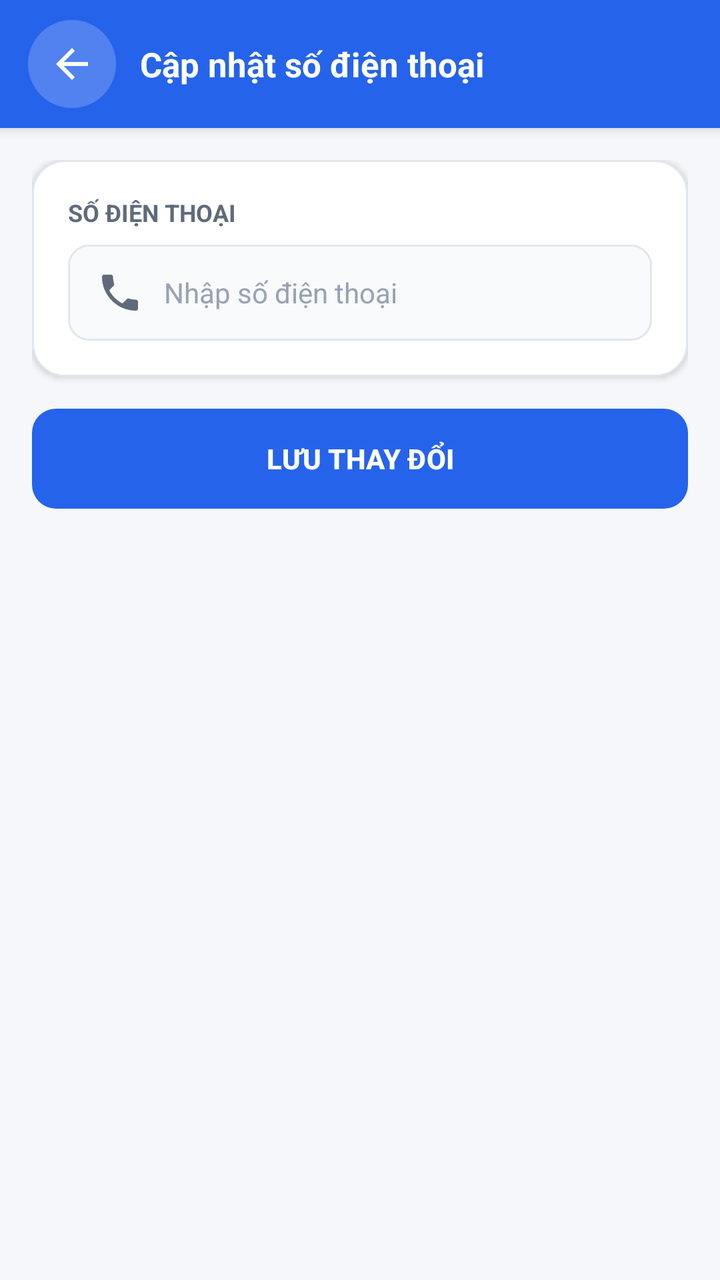
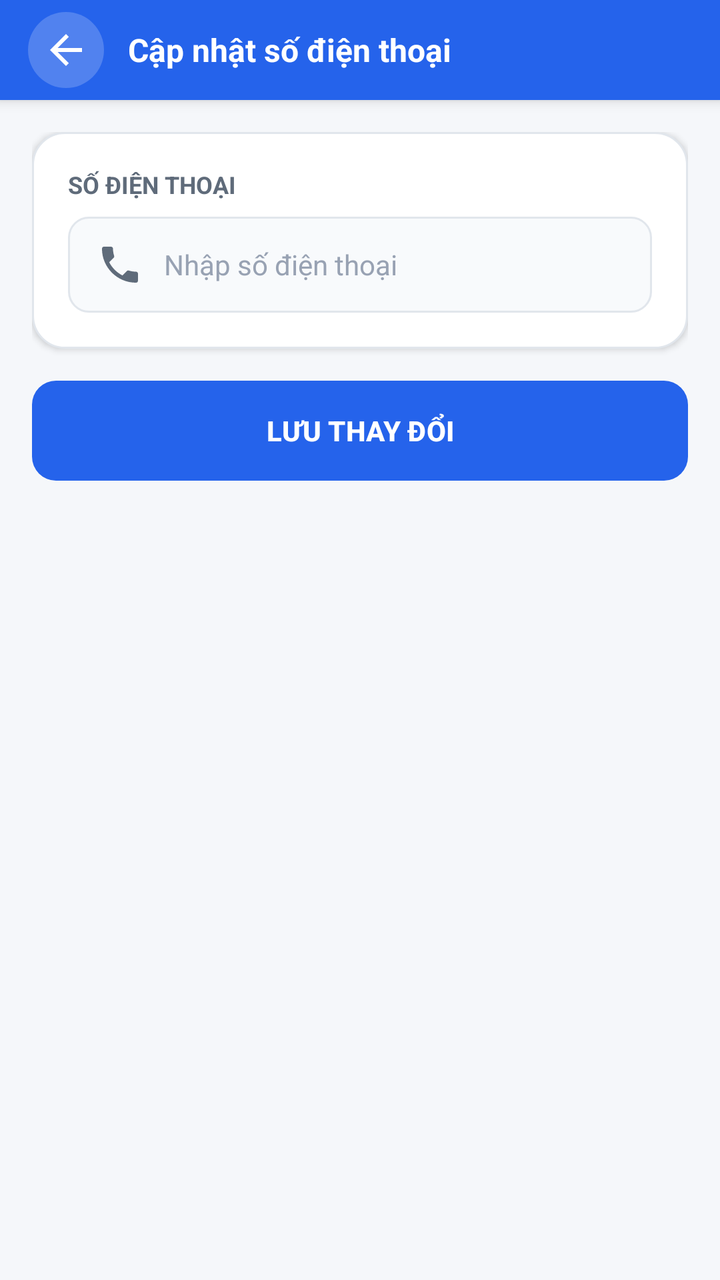

Before-and-after screenshots of an Android layout around one commit, followed by the original layout XML and the change that was made.
<!-- AndroidManifest.xml: application theme Theme.Ecommerce -->
<!-- res/layout/activity_edit_phone.xml -->
<?xml version="1.0" encoding="utf-8"?>
<LinearLayout xmlns:android="http://schemas.android.com/apk/res/android"
    xmlns:app="http://schemas.android.com/apk/res-auto"
    xmlns:tools="http://schemas.android.com/tools"
    android:layout_width="match_parent"
    android:layout_height="match_parent"
    android:background="@color/page_background"
    android:orientation="vertical"
    tools:context=".EditPhoneActivity">

    <LinearLayout
        style="@style/AppToolbar">
        <ImageView
            android:id="@+id/btnBack"
            style="@style/AppToolbarBackButton" />
        <TextView
            style="@style/AppToolbarTitle"
            android:layout_width="0dp"
            android:layout_height="wrap_content"
            android:layout_marginStart="12dp"
            android:layout_weight="1"
            android:text="Cập nhật số điện thoại" />
    </LinearLayout>

    <ScrollView
        android:layout_width="match_parent"
        android:layout_height="0dp"
        android:layout_weight="1"
        android:fillViewport="true">
        <LinearLayout
            android:layout_width="match_parent"
            android:layout_height="wrap_content"
            android:orientation="vertical"
            android:padding="16dp">
            <LinearLayout
                android:layout_width="match_parent"
                android:layout_height="wrap_content"
                android:background="@drawable/bg_card_white"
                android:elevation="2dp"
                android:orientation="vertical"
                android:padding="18dp">
                <TextView
                    android:layout_width="wrap_content"
                    android:layout_height="wrap_content"
                    android:text="SỐ ĐIỆN THOẠI"
                    android:textColor="@color/text_secondary"
                    android:textSize="12sp"
                    android:textStyle="bold" />
                <EditText
                    android:id="@+id/edtPhone"
                    android:layout_width="match_parent"
                    android:layout_height="48dp"
                    android:layout_marginTop="8dp"
                    android:background="@drawable/bg_input"
                    android:drawableStart="@drawable/ic_phone"
                    android:drawablePadding="10dp"
                    android:hint="Nhập số điện thoại"
                    android:inputType="phone"
                    android:maxLines="1"
                    android:paddingHorizontal="14dp"
                    android:textColor="@color/text_primary"
                    android:textColorHint="@color/text_tertiary"
                    android:textSize="14sp" />
            </LinearLayout>
            <com.google.android.material.button.MaterialButton
                android:id="@+id/btnSavePhone"
                android:layout_width="match_parent"
                android:layout_height="50dp"
                android:layout_marginTop="16dp"
                android:insetTop="0dp"
                android:insetBottom="0dp"
                android:text="LƯU THAY ĐỔI"
                android:textColor="@color/white"
                android:textSize="14sp"
                android:textStyle="bold"
                app:backgroundTint="@color/primary"
                app:cornerRadius="12dp" />
        </LinearLayout>
    </ScrollView>
</LinearLayout>
<!-- resources referenced by this layout -->
<resources>
  <color name="page_background">#FFF5F7FA</color>
  <color name="primary">#FF2563EB</color>
  <color name="text_primary">#FF172033</color>
  <color name="text_secondary">#FF5F6B7A</color>
  <color name="text_tertiary">#FF98A2B3</color>
  <color name="white">#FFFFFFFF</color>
  <!-- drawable bg_card_white (drawable) -->
  <?xml version="1.0" encoding="utf-8"?>
  <shape xmlns:android="http://schemas.android.com/apk/res/android">
      <solid android:color="@color/white" />
      <corners android:radius="16dp" />
      <stroke android:width="1dp" android:color="@color/card_stroke" />
  </shape>
  <!-- drawable bg_input (drawable) -->
  <?xml version="1.0" encoding="utf-8"?>
  <shape xmlns:android="http://schemas.android.com/apk/res/android">
      <solid android:color="@color/input_background" />
      <corners android:radius="10dp" />
      <stroke android:width="1dp" android:color="@color/card_stroke" />
  </shape>
  <!-- drawable ic_phone (drawable) -->
  <?xml version="1.0" encoding="utf-8"?>
  <vector xmlns:android="http://schemas.android.com/apk/res/android" android:width="24dp" android:height="24dp" android:viewportWidth="24" android:viewportHeight="24">
      <path android:fillColor="#FF5F6B7A" android:pathData="M6.62,10.79c1.44,2.83 3.76,5.14 6.59,6.59l2.2,-2.2c0.27,-0.27 0.67,-0.36 1.02,-0.24 1.12,0.37 2.33,0.57 3.57,0.57 0.55,0 1,0.45 1,1v3.5c0,0.55 -0.45,1 -1,1C10.61,21.01 2.99,13.39 2.99,4c0,-0.55 0.45,-1 1,-1H7.5c0.55,0 1,0.45 1,1 0,1.25 0.2,2.45 0.57,3.57 0.11,0.35 0.03,0.74 -0.25,1.02l-2.2,2.2z"/>
  </vector>
  <style name="AppToolbar">
          <item name="android:layout_width">match_parent</item>
          <item name="android:layout_height">64dp</item>
          <item name="android:background">@color/primary</item>
          <item name="android:gravity">center_vertical</item>
          <item name="android:orientation">horizontal</item>
          <item name="android:paddingLeft">14dp</item>
          <item name="android:paddingRight">14dp</item>
          <item name="android:elevation">4dp</item>
      </style>
  <style name="AppToolbarBackButton" parent="Widget.AppCompat.ImageButton">
          <item name="android:layout_width">44dp</item>
          <item name="android:layout_height">44dp</item>
          <item name="android:background">@drawable/bg_toolbar_icon_button</item>
          <item name="android:contentDescription">Quay lại</item>
          <item name="android:padding">10dp</item>
          <item name="android:src">@drawable/ic_arrow_back</item>
          <item name="android:tint">@color/white</item>
      </style>
  <style name="AppToolbarTitle">
          <item name="android:textColor">@color/white</item>
          <item name="android:textSize">17sp</item>
          <item name="android:textStyle">bold</item>
      </style>
  <style name="Theme.Ecommerce" parent="Base.Theme.Ecommerce" />
  <color name="card_stroke">#FFE1E6EC</color>
  <color name="input_background">#FFF8FAFC</color>
  <!-- drawable bg_toolbar_icon_button (drawable) -->
  <?xml version="1.0" encoding="utf-8"?>
  <shape xmlns:android="http://schemas.android.com/apk/res/android"
      android:shape="oval">
      <solid android:color="#33FFFFFF" />
  </shape>
  <!-- drawable ic_arrow_back (drawable) -->
  <?xml version="1.0" encoding="utf-8"?>
  <vector xmlns:android="http://schemas.android.com/apk/res/android" android:width="24dp" android:height="24dp" android:viewportWidth="24" android:viewportHeight="24">
      <path android:fillColor="#FF172033" android:pathData="M20,11H7.83l5.59,-5.59L12,4l-8,8 8,8 1.41,-1.41L7.83,13H20v-2z"/>
  </vector>
  <style name="Base.Theme.Ecommerce" parent="Theme.Material3.DayNight.NoActionBar">
      </style>
</resources>

<!-- the commit's change to res/layout/activity_edit_phone.xml (unified diff, before → after) -->
@@ -9,6 +9,7 @@
     tools:context=".EditPhoneActivity">
 
     <LinearLayout
+        android:id="@+id/topBar"
         style="@style/AppToolbar">
         <ImageView
             android:id="@+id/btnBack"
<!-- resource entries referenced after the edit -->
@@ -27,7 +27,7 @@
   </vector>
   <style name="AppToolbar">
           <item name="android:layout_width">match_parent</item>
-          <item name="android:layout_height">64dp</item>
+          <item name="android:layout_height">50dp</item>
           <item name="android:background">@color/primary</item>
           <item name="android:gravity">center_vertical</item>
           <item name="android:orientation">horizontal</item>
@@ -36,17 +36,17 @@
           <item name="android:elevation">4dp</item>
       </style>
   <style name="AppToolbarBackButton" parent="Widget.AppCompat.ImageButton">
-          <item name="android:layout_width">44dp</item>
-          <item name="android:layout_height">44dp</item>
+          <item name="android:layout_width">38dp</item>
+          <item name="android:layout_height">38dp</item>
           <item name="android:background">@drawable/bg_toolbar_icon_button</item>
           <item name="android:contentDescription">Quay lại</item>
-          <item name="android:padding">10dp</item>
+          <item name="android:padding">8dp</item>
           <item name="android:src">@drawable/ic_arrow_back</item>
           <item name="android:tint">@color/white</item>
       </style>
   <style name="AppToolbarTitle">
           <item name="android:textColor">@color/white</item>
-          <item name="android:textSize">17sp</item>
+          <item name="android:textSize">16sp</item>
           <item name="android:textStyle">bold</item>
       </style>
   <style name="Theme.Ecommerce" parent="Base.Theme.Ecommerce" />
